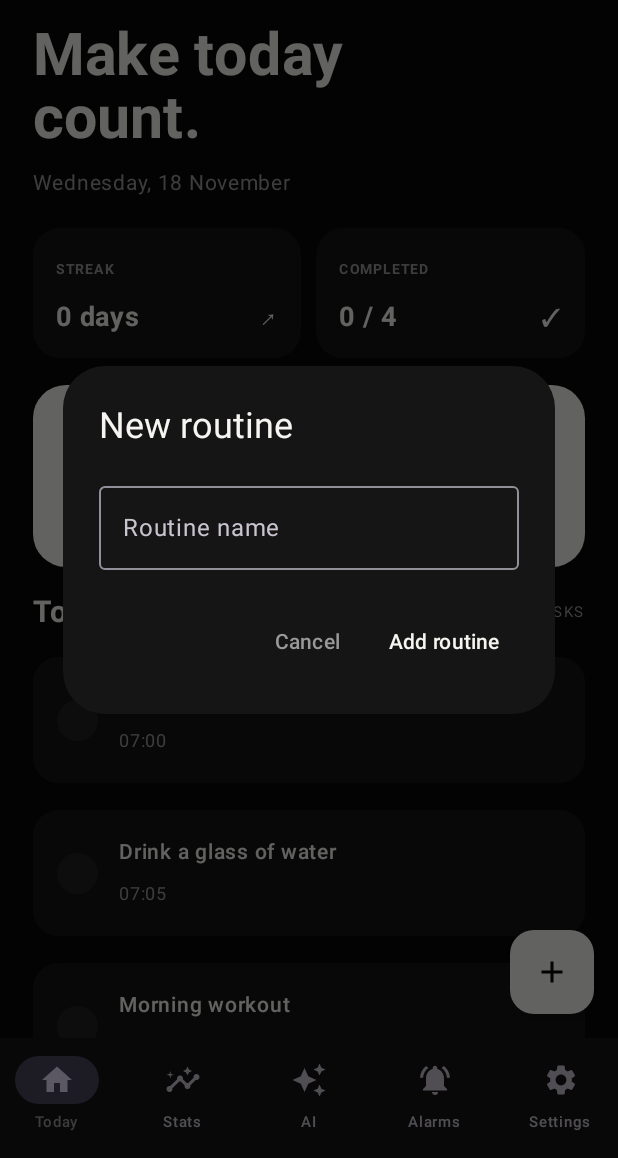
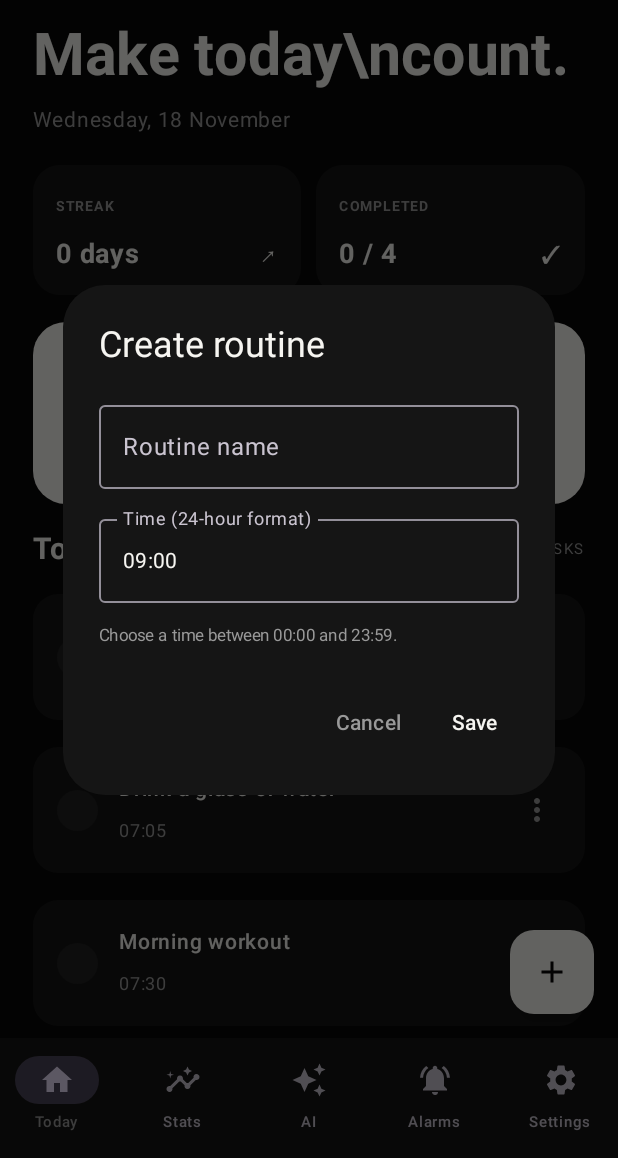
Before and after one commit to wilhelmbotb-eng/Routinely, an Android app built with Jetpack Compose: the screen it shows after launch (MainActivity), after a tap on "Add routine", on a phone screen of 412 x 824 dp, the part 78-1236 px from its top. Run offline under Robolectric (Android 15) with nearby library versions, the phone set to English and light mode, and no system bars.

Commit message:
Add routine editing, deletion and custom time scheduling

```diff
--- a/app/src/main/java/com/routinely/app/MainActivity.kt
+++ b/app/src/main/java/com/routinely/app/MainActivity.kt
@@ -13,6 +13,7 @@ import androidx.compose.foundation.shape.CircleShape
 import androidx.compose.foundation.shape.RoundedCornerShape
 import androidx.compose.material.icons.Icons
 import androidx.compose.material.icons.filled.Add
+import androidx.compose.material.icons.filled.MoreVert
 import androidx.compose.material.icons.filled.Check
 import androidx.compose.material.icons.filled.Home
 import androidx.compose.material.icons.filled.Insights
@@ -106,8 +107,11 @@ class MainActivity : ComponentActivity() {
 fun RoutinelyApp(context: Context) {
     var tasks by remember { mutableStateOf(RoutineStorage.loadTasks(context)) }
     val completionDays = remember { RoutineStorage.loadCompletionDays(context) }
-    var showAdd by remember { mutableStateOf(false) }
-    var newTask by remember { mutableStateOf("") }
+    var showEditor by remember { mutableStateOf(false) }
+    var editingIndex by remember { mutableIntStateOf(-1) }
+    var editorTitle by remember { mutableStateOf("") }
+    var editorTime by remember { mutableStateOf("09:00") }
+    var editorError by remember { mutableStateOf<String?>(null) }
     var selectedTab by remember { mutableIntStateOf(0) }
     val completed = tasks.count { it.done }
     val progress = if (tasks.isEmpty()) 0f else completed.toFloat() / tasks.size
@@ -138,16 +142,33 @@ fun RoutinelyApp(context: Context) {
             },
             floatingActionButton = {
                 if (selectedTab == 0) FloatingActionButton(
-                    onClick = { showAdd = true }, containerColor = Paper, contentColor = Ink
+                    onClick = {
+                        editingIndex = -1
+                        editorTitle = ""
+                        editorTime = "09:00"
+                        editorError = null
+                        showEditor = true
+                    }, containerColor = Paper, contentColor = Ink
                 ) { Icon(Icons.Default.Add, contentDescription = "Add routine") }
             }
         ) { padding ->
             when (selectedTab) {
-                0 -> TodayScreen(tasks, progress, completed, currentStreak, Modifier.padding(padding)) { index ->
+                0 -> TodayScreen(
+                    tasks, progress, completed, currentStreak, Modifier.padding(padding),
+                    onToggle = { index ->
                         val changed = tasks.mapIndexed { i, task -> if (i == index) task.copy(done = !task.done) else task }
                         tasks = changed
                         if (changed.isNotEmpty() && changed.all { it.done }) RoutineStorage.saveCompletionDay(context, today)
-                }
+                    },
+                    onEdit = { index ->
+                        editingIndex = index
+                        editorTitle = tasks[index].title
+                        editorTime = tasks[index].time
+                        editorError = null
+                        showEditor = true
+                    },
+                    onDelete = { index -> tasks = tasks.filterIndexed { i, _ -> i != index } }
+                )
                 1 -> StatsScreen(tasks, currentStreak, completionDays.size, Modifier.padding(padding))
                 2 -> AssistantScreen(Modifier.padding(padding))
                 3 -> InfoScreen("Smart alarms", "Alarm scheduling, recurring profiles and bedtime automation are in the next implementation phase.", Modifier.padding(padding))
@@ -155,24 +176,30 @@ fun RoutinelyApp(context: Context) {
             }
         }
 
-        if (showAdd) AlertDialog(
-            onDismissRequest = { showAdd = false },
-            containerColor = Panel,
-            title = { Text("New routine", color = Paper) },
-            text = {
-                OutlinedTextField(value = newTask, onValueChange = { newTask = it },
-                    label = { Text("Routine name") }, singleLine = true)
-            },
-            confirmButton = {
-                TextButton(onClick = {
-                    if (newTask.isNotBlank()) {
-                        tasks = tasks + RoutineTask(newTask.trim(), "Anytime")
-                        newTask = ""
-                        showAdd = false
+        if (showEditor) RoutineEditorDialog(
+            title = if (editingIndex >= 0) "Edit routine" else "Create routine",
+            routineTitle = editorTitle,
+            time = editorTime,
+            error = editorError,
+            onTitleChange = { editorTitle = it; editorError = null },
+            onTimeChange = { editorTime = it; editorError = null },
+            onDismiss = { showEditor = false },
+            onSave = {
+                when {
+                    editorTitle.isBlank() -> editorError = "Give your routine a name."
+                    !editorTime.matches(Regex("^(?:[01]\\d|2[0-3]):[0-5]\\d$")) -> editorError = "Use 24-hour time, like 07:30."
+                    editingIndex >= 0 -> {
+                        tasks = tasks.mapIndexed { i, task ->
+                            if (i == editingIndex) task.copy(title = editorTitle.trim(), time = editorTime) else task
                         }
-                }) { Text("Add routine", color = Paper) }
-            },
-            dismissButton = { TextButton(onClick = { showAdd = false }) { Text("Cancel", color = Muted) } }
+                        showEditor = false
+                    }
+                    else -> {
+                        tasks = tasks + RoutineTask(editorTitle.trim(), editorTime)
+                        showEditor = false
+                    }
+                }
+            }
         )
     }
 }
@@ -189,16 +216,18 @@ private fun calculateStreak(days: Set<String>): Int {
 }
 
 @Composable
+@Composable
 private fun TodayScreen(
     tasks: List<RoutineTask>, progress: Float, completed: Int, streak: Int,
-    modifier: Modifier = Modifier, onToggle: (Int) -> Unit
+    modifier: Modifier = Modifier, onToggle: (Int) -> Unit,
+    onEdit: (Int) -> Unit, onDelete: (Int) -> Unit
 ) {
     LazyColumn(modifier.fillMaxSize(), contentPadding = PaddingValues(22.dp, 28.dp, 22.dp, 110.dp),
         verticalArrangement = Arrangement.spacedBy(18.dp)) {
         item {
             Text("ROUTINELY  /  YOUR DAY", color = Muted, fontSize = 10.sp, fontWeight = FontWeight.Bold, letterSpacing = 2.2.sp)
             Spacer(Modifier.height(14.dp))
-            Text("Make today\ncount.", color = Paper, fontSize = 39.sp, lineHeight = 42.sp, fontWeight = FontWeight.Bold)
+            Text("Make today\\ncount.", color = Paper, fontSize = 39.sp, lineHeight = 42.sp, fontWeight = FontWeight.Bold)
             Spacer(Modifier.height(8.dp))
             Text(LocalDate.now().format(DateTimeFormatter.ofPattern("EEEE, d MMMM")), color = Muted, fontSize = 14.sp)
         }
@@ -233,8 +262,18 @@ private fun TodayScreen(
             }
         }
         itemsIndexed(tasks) { index, task ->
-            Row(Modifier.fillMaxWidth().clip(RoundedCornerShape(17.dp)).background(Panel)
-                .clickable { onToggle(index) }.padding(16.dp), verticalAlignment = Alignment.CenterVertically) {
+            RoutineTaskCard(task, onToggle = { onToggle(index) }, onEdit = { onEdit(index) }, onDelete = { onDelete(index) })
+        }
+        if (tasks.isEmpty()) item { Text("Nothing planned yet. Tap + to add your first routine.", color = Muted) }
+    }
+}
+
+@Composable
+private fun RoutineTaskCard(task: RoutineTask, onToggle: () -> Unit, onEdit: () -> Unit, onDelete: () -> Unit) {
+    var menuOpen by remember { mutableStateOf(false) }
+    Row(Modifier.fillMaxWidth().clip(RoundedCornerShape(17.dp)).background(Panel).padding(start = 16.dp, end = 8.dp, top = 12.dp, bottom = 12.dp),
+        verticalAlignment = Alignment.CenterVertically) {
+        Row(Modifier.weight(1f).clickable { onToggle() }.padding(vertical = 4.dp), verticalAlignment = Alignment.CenterVertically) {
             Box(Modifier.size(27.dp).clip(CircleShape).background(if (task.done) Paper else Raised),
                 contentAlignment = Alignment.Center) {
                 if (task.done) Icon(Icons.Default.Check, null, tint = Ink, modifier = Modifier.size(17.dp))
@@ -245,11 +284,42 @@ private fun TodayScreen(
                 Spacer(Modifier.height(4.dp))
                 Text(task.time, color = Muted, fontSize = 12.sp)
             }
-                if (task.done) Text("DONE", color = Muted, fontSize = 9.sp, fontWeight = FontWeight.Bold)
+        }
+        Box {
+            IconButton(onClick = { menuOpen = true }) {
+                Icon(Icons.Default.MoreVert, contentDescription = "Routine options", tint = Muted)
+            }
+            DropdownMenu(expanded = menuOpen, onDismissRequest = { menuOpen = false }) {
+                DropdownMenuItem(text = { Text("Edit routine") }, onClick = { menuOpen = false; onEdit() })
+                DropdownMenuItem(text = { Text("Delete routine") }, onClick = { menuOpen = false; onDelete() })
             }
         }
-        if (tasks.isEmpty()) item { Text("Nothing planned yet. Tap + to add your first routine.", color = Muted) }
     }
+}
+
+@Composable
+private fun RoutineEditorDialog(
+    title: String, routineTitle: String, time: String, error: String?,
+    onTitleChange: (String) -> Unit, onTimeChange: (String) -> Unit,
+    onDismiss: () -> Unit, onSave: () -> Unit
+) {
+    AlertDialog(
+        onDismissRequest = onDismiss,
+        containerColor = Panel,
+        title = { Text(title, color = Paper) },
+        text = {
+            Column(verticalArrangement = Arrangement.spacedBy(12.dp)) {
+                OutlinedTextField(value = routineTitle, onValueChange = onTitleChange,
+                    label = { Text("Routine name") }, singleLine = true)
+                OutlinedTextField(value = time, onValueChange = onTimeChange,
+                    label = { Text("Time (24-hour format)") }, placeholder = { Text("07:30") }, singleLine = true)
+                Text("Choose a time between 00:00 and 23:59.", color = Muted, fontSize = 11.sp)
+                if (error != null) Text(error, color = Color(0xFFFF8A80), fontSize = 12.sp)
+            }
+        },
+        confirmButton = { TextButton(onClick = onSave) { Text("Save", color = Paper) } },
+        dismissButton = { TextButton(onClick = onDismiss) { Text("Cancel", color = Muted) } }
+    )
 }
 
 @Composable
```
Lines whose indentation alone changed are shown as unchanged.
